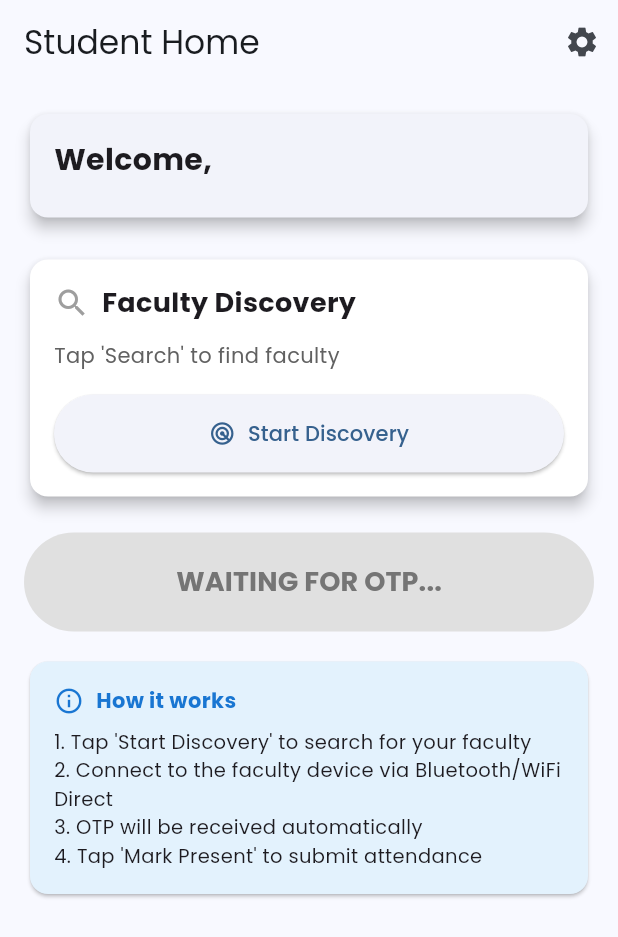
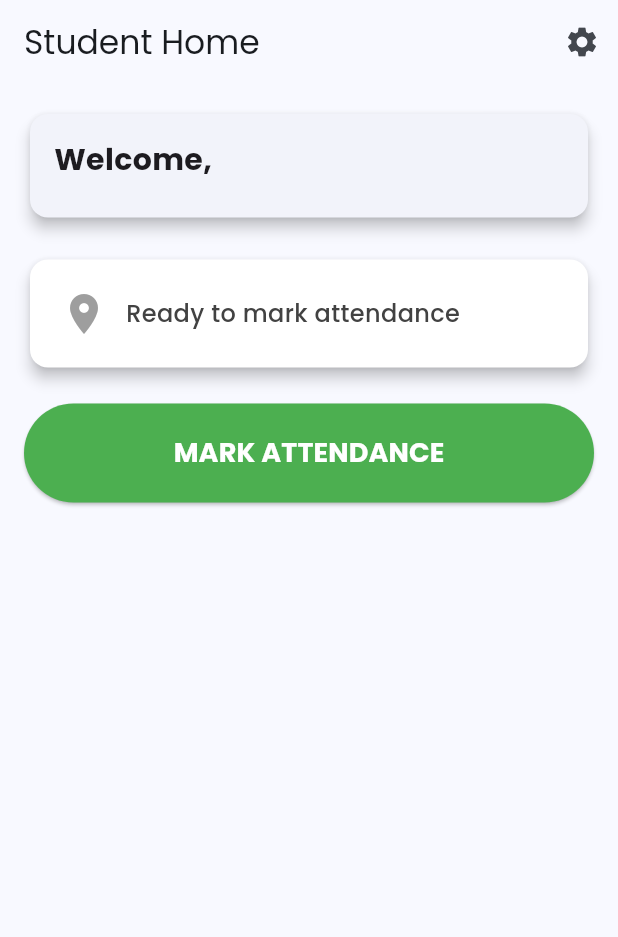
Before and after one commit to omkhanjodkar-dev/attendance-automation-app, a Flutter app: the HomeScreen screen opened directly, on a phone screen of 412 x 824 dp. Shown: the top 937 px of the screen. Run offline on Flutter 3.47's test engine with Material 3 defaults, Android fonts, the phone set to English and light mode, and no system bars; our stand-ins replace flutter_secure_storage, geolocator, google_fonts, permission_handler, shared_preferences; missing offline and left inert: nearby_connections; accounts and stored records are empty.

Commit message:
Abstracted the Student UI to hide internal working

```diff
--- a/project_backup/lib/home_screen.dart
+++ b/project_backup/lib/home_screen.dart
@@ -16,10 +16,9 @@ class _HomeScreenState extends State<HomeScreen> {
   String? _username;
   Position? _currentPosition;
   bool _isLoading = false;
-  String _discoveryStatus = "Tap 'Search' to find faculty";
+  String _attendanceStatus = "Ready to mark attendance";
   String? _receivedOTP;
-  String? _discoveredFaculty;
-  bool _isDiscovering = false;
+  bool _isVerifying = false;
 
   final AttendanceService _attendanceService = AttendanceService();
   final NearbyConnectionsService _nearbyService = NearbyConnectionsService();
@@ -42,19 +41,21 @@ class _HomeScreenState extends State<HomeScreen> {
       if (mounted) {
         setState(() {
           _receivedOTP = otp;
-          _discoveryStatus = "✅ OTP Received!";
+          _attendanceStatus = "✓ Verification complete";
         });
-        ScaffoldMessenger.of(context).showSnackBar(
-          SnackBar(content: Text("OTP Received: $otp"), backgroundColor: Colors.green),
-        );
+        // Auto-mark attendance when OTP is received
+        Future.delayed(Duration(milliseconds: 500), () {
+          if (mounted && _receivedOTP != null) {
+            _markAttendance();
+          }
+        });
       }
     };
 
     _nearbyService.onEndpointDiscovered = (endpointId, endpointName) {
       if (mounted) {
         setState(() {
-          _discoveredFaculty = endpointName;
-          _discoveryStatus = "Connecting to $endpointName...";
+          _attendanceStatus = "Verifying location...";
         });
       }
     };
@@ -62,7 +63,7 @@ class _HomeScreenState extends State<HomeScreen> {
     _nearbyService.onConnectionUpdate = (message) {
       if (mounted) {
         setState(() {
-          _discoveryStatus = message;
+          _attendanceStatus = "Verifying location...";
         });
       }
     };
@@ -70,10 +71,11 @@ class _HomeScreenState extends State<HomeScreen> {
     _nearbyService.onError = (error) {
       if (mounted) {
         setState(() {
-          _discoveryStatus = "Error: $error";
+          _isVerifying = false;
+          _attendanceStatus = "Verification failed";
         });
         ScaffoldMessenger.of(context).showSnackBar(
-          SnackBar(content: Text("Error: $error"), backgroundColor: Colors.red),
+          SnackBar(content: Text("Unable to verify location. Please try again."), backgroundColor: Colors.red),
         );
       }
     };
@@ -117,12 +119,11 @@ class _HomeScreenState extends State<HomeScreen> {
     }
   }
 
-  Future<void> _startDiscovery() async {
+  Future<void> _startAttendanceFlow() async {
     setState(() {
-      _isDiscovering = true;
-      _discoveryStatus = "Searching for nearby faculty...";
+      _isVerifying = true;
+      _attendanceStatus = "Verifying your location...";
       _receivedOTP = null;
-      _discoveredFaculty = null;
     });
 
     final username = _username ?? "Student";
@@ -130,32 +131,29 @@ class _HomeScreenState extends State<HomeScreen> {
 
     if (!started) {
       setState(() {
-        _isDiscovering = false;
-        _discoveryStatus = "Failed to start discovery. Check permissions.";
+        _isVerifying = false;
+        _attendanceStatus = "Verification failed. Please check permissions.";
       });
     }
   }
 
-  Future<void> _stopDiscovery() async {
+  Future<void> _stopAttendanceFlow() async {
     await _nearbyService.stopDiscovery();
     setState(() {
-      _isDiscovering = false;
-      _discoveryStatus = "Discovery stopped";
+      _isVerifying = false;
+      _attendanceStatus = "Cancelled";
       _receivedOTP = null;
-      _discoveredFaculty = null;
     });
   }
 
   Future<void> _markAttendance() async {
     if (_receivedOTP == null) {
-      ScaffoldMessenger.of(context).showSnackBar(
-        const SnackBar(content: Text("No OTP received yet"), backgroundColor: Colors.red),
-      );
       return;
     }
 
     setState(() {
       _isLoading = true;
+      _attendanceStatus = "Submitting attendance...";
     });
 
     final now = DateTime.now();
@@ -173,6 +171,7 @@ class _HomeScreenState extends State<HomeScreen> {
 
       setState(() {
         _isLoading = false;
+        _isVerifying = false;
       });
 
       if (result['status'] == true) {
@@ -188,7 +187,7 @@ class _HomeScreenState extends State<HomeScreen> {
                 TextButton(
                   onPressed: () {
                     Navigator.pop(context);
-                    _stopDiscovery(); // Stop discovery after successful attendance
+                    _stopAttendanceFlow(); // Stop after successful attendance
                   },
                   child: const Text("OK"),
                 )
@@ -216,9 +215,10 @@ class _HomeScreenState extends State<HomeScreen> {
     } catch (e) {
       setState(() {
         _isLoading = false;
+        _isVerifying = false;
       });
       ScaffoldMessenger.of(context).showSnackBar(
-        SnackBar(content: Text("Error: $e"), backgroundColor: Colors.red),
+        SnackBar(content: Text("Unable to mark attendance. Please try again."), backgroundColor: Colors.red),
       );
     }
   }
@@ -271,105 +271,37 @@ class _HomeScreenState extends State<HomeScreen> {
 
             const SizedBox(height: 20),
 
-            // Discovery Card
+            // Attendance Status Card
             Card(
               elevation: 4,
-              color: _isDiscovering ? Colors.blue.shade50 : Colors.white,
+              color: _isVerifying ? Colors.blue.shade50 : Colors.white,
               child: Padding(
-                padding: const EdgeInsets.all(16),
+                padding: const EdgeInsets.all(20),
                 child: Column(
                   crossAxisAlignment: CrossAxisAlignment.stretch,
                   children: [
                     Row(
+                      mainAxisAlignment: MainAxisAlignment.center,
                       children: [
                         Icon(
-                          _isDiscovering ? Icons.radar : Icons.search,
-                          color: _isDiscovering ? Colors.blue : Colors.grey,
+                          _receivedOTP != null ? Icons.check_circle :
+                          _isVerifying ? Icons.access_time : Icons.location_on,
+                          color: _receivedOTP != null ? Colors.green :
+                                 _isVerifying ? Colors.blue : Colors.grey,
+                          size: 32,
                         ),
-                        const SizedBox(width: 8),
-                        Text(
-                          _isDiscovering ? "Discovering..." : "Faculty Discovery",
-                          style: const TextStyle(fontSize: 18, fontWeight: FontWeight.bold),
+                        const SizedBox(width: 12),
+                        Expanded(
+                          child: Text(
+                            _attendanceStatus,
+                            style: TextStyle(
+                              fontSize: 16,
+                              fontWeight: FontWeight.w500,
+                              color: Colors.grey[800],
                             ),
-                      ],
-                    ),
-                    const SizedBox(height: 12),
-                    Text(
-                      _discoveryStatus,
-                      style: TextStyle(
-                        color: Colors.grey[700],
-                        fontSize: 14,
-                      ),
-                    ),
-                    if (_discoveredFaculty != null) ...[
-                      const SizedBox(height: 8),
-                      Container(
-                        padding: const EdgeInsets.all(12),
-                        decoration: BoxDecoration(
-                          color: Colors.green.shade50,
-                          borderRadius: BorderRadius.circular(8),
-                          border: Border.all(color: Colors.green.shade200),
-                        ),
-                        child: Row(
-                          children: [
-                            const Icon(Icons.person, color: Colors.green, size: 20),
-                            const SizedBox(width: 8),
-                            Text(
-                              _discoveredFaculty!,
-                              style: const TextStyle(fontWeight: FontWeight.bold),
-                            ),
-                          ],
                           ),
                         ),
                       ],
-                    if (_receivedOTP != null) ...[
-                      const SizedBox(height: 12),
-                      Container(
-                        padding: const EdgeInsets.all(16),
-                        decoration: BoxDecoration(
-                          color: Colors.white,
-                          borderRadius: BorderRadius.circular(12),
-                          border: Border.all(color: Colors.green, width: 2),
-                        ),
-                        child: Column(
-                          children: [
-                            const Text(
-                              "Received OTP",
-                              style: TextStyle(fontSize: 12, color: Colors.grey),
-                            ),
-                            const SizedBox(height: 4),
-                            Text(
-                              _receivedOTP!,
-                              style: TextStyle(
-                                fontSize: 24,
-                                fontWeight: FontWeight.bold,
-                                letterSpacing: 4,
-                                color: Colors.green.shade700,
-                                fontFamily: 'monospace',
-                              ),
-                            ),
-                          ],
-                        ),
-                      ),
-                    ],
-                    const SizedBox(height: 16),
-                    if (!_isDiscovering)
-                      ElevatedButton.icon(
-                        onPressed: _startDiscovery,
-                        icon: const Icon(Icons.radar),
-                        label: const Text("Start Discovery"),
-                        style: ElevatedButton.styleFrom(
-                          padding: const EdgeInsets.all(16),
-                        ),
-                      )
-                    else
-                      OutlinedButton.icon(
-                        onPressed: _stopDiscovery,
-                        icon: const Icon(Icons.stop),
-                        label: const Text("Stop Discovery"),
-                        style: OutlinedButton.styleFrom(
-                          padding: const EdgeInsets.all(16),
-                        ),
                     ),
                   ],
                 ),
@@ -379,64 +311,57 @@ class _HomeScreenState extends State<HomeScreen> {
             const SizedBox(height: 20),
 
             // Mark Attendance Button
+            if (!_isVerifying && !_isLoading)
               ElevatedButton(
-              onPressed: _receivedOTP != null && !_isLoading ? _markAttendance : null,
+                onPressed: _startAttendanceFlow,
                 style: ElevatedButton.styleFrom(
                   backgroundColor: Colors.green,
                   padding: const EdgeInsets.all(20),
-                disabledBackgroundColor: Colors.grey.shade300,
                 ),
-              child: _isLoading
-                  ? const SizedBox(
-                      height: 20,
-                      width: 20,
-                      child: CircularProgressIndicator(color: Colors.white, strokeWidth: 2),
-                    )
-                  : Text(
-                      _receivedOTP != null ? "MARK PRESENT" : "WAITING FOR OTP...",
+                child: const Text(
+                  "MARK ATTENDANCE",
                   style: TextStyle(
                     fontSize: 18,
                     fontWeight: FontWeight.bold,
-                        color: _receivedOTP != null ? Colors.white : Colors.grey.shade600,
+                    color: Colors.white,
+                  ),
+                ),
+              )
+            else if (_isVerifying || _isLoading)
+              OutlinedButton(
+                onPressed: _stopAttendanceFlow,
+                style: OutlinedButton.styleFrom(
+                  padding: const EdgeInsets.all(20),
+                ),
+                child: _isLoading
+                    ? Row(
+                        mainAxisAlignment: MainAxisAlignment.center,
+                        children: const [
+                          SizedBox(
+                            height: 20,
+                            width: 20,
+                            child: CircularProgressIndicator(strokeWidth: 2),
+                          ),
+                          SizedBox(width: 12),
+                          Text(
+                            "SUBMITTING...",
+                            style: TextStyle(
+                              fontSize: 18,
+                              fontWeight: FontWeight.bold,
+                            ),
+                          ),
+                        ],
+                      )
+                    : const Text(
+                        "CANCEL",
+                        style: TextStyle(
+                          fontSize: 18,
+                          fontWeight: FontWeight.bold,
                         ),
                       ),
               ),
 
-            const SizedBox(height: 16),
 
-            // Info Card
-            Card(
-              color: Colors.blue.shade50,
-              child: Padding(
-                padding: const EdgeInsets.all(16),
-                child: Column(
-                  crossAxisAlignment: CrossAxisAlignment.start,
-                  children: [
-                    Row(
-                      children: [
-                        Icon(Icons.info_outline, color: Colors.blue.shade700, size: 20),
-                        const SizedBox(width: 8),
-                        Text(
-                          "How it works",
-                          style: TextStyle(
-                            fontWeight: FontWeight.bold,
-                            color: Colors.blue.shade700,
-                          ),
-                        ),
-                      ],
-                    ),
-                    const SizedBox(height: 8),
-                    const Text(
-                      "1. Tap 'Start Discovery' to search for your faculty\n"
-                      "2. Connect to the faculty device via Bluetooth/WiFi Direct\n"
-                      "3. OTP will be received automatically\n"
-                      "4. Tap 'Mark Present' to submit attendance",
-                      style: TextStyle(fontSize: 13, height: 1.5),
-                    ),
-                  ],
-                ),
-              ),
-            ),
           ],
         ),
       ),
```
Lines whose indentation alone changed are shown as unchanged.
